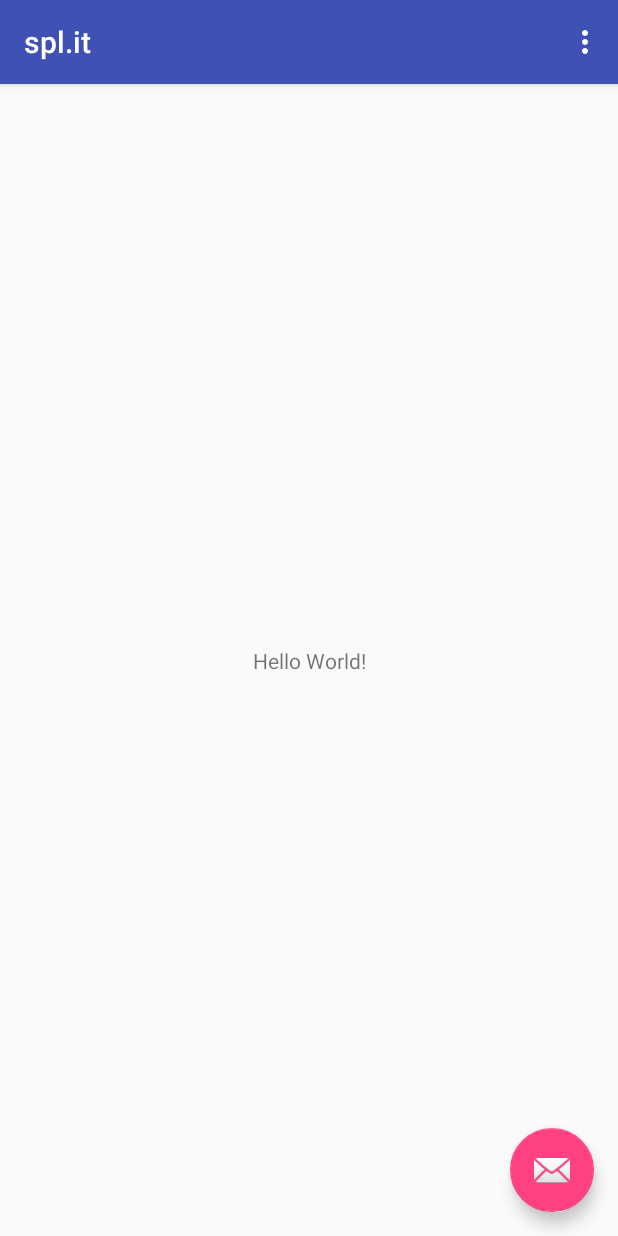
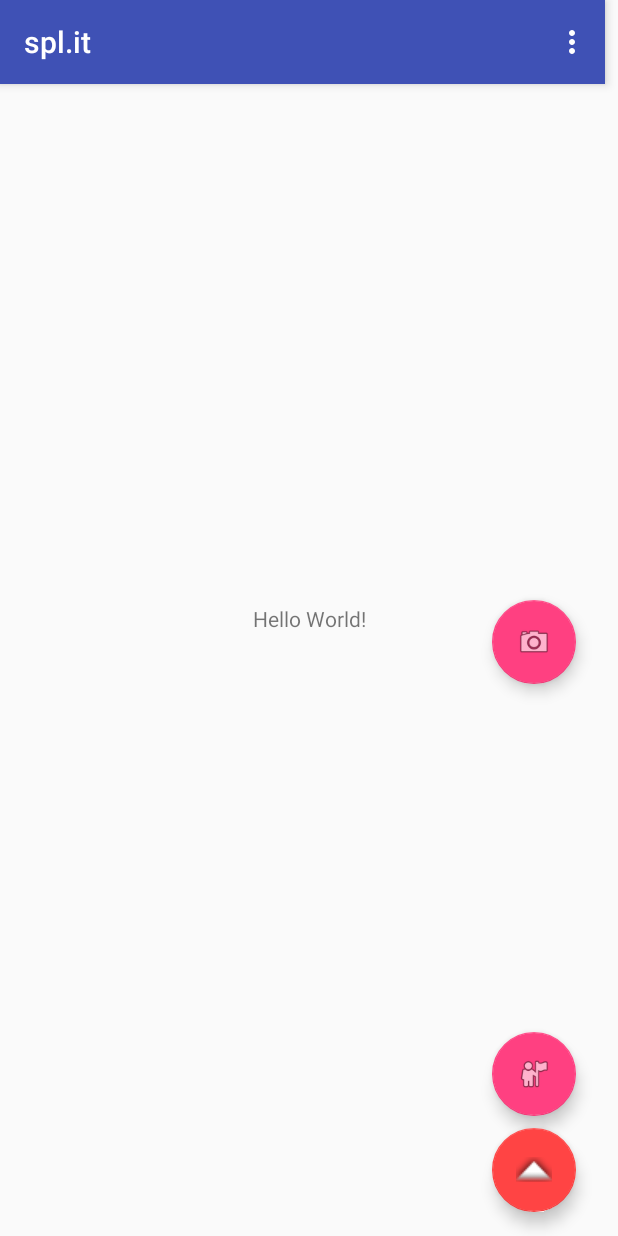
Before and after one commit to rayzhv/spl.it, an Android app: the screen it shows after launch (MainActivity), on a phone screen of 412 x 824 dp. Run offline under Robolectric (Android 15) with nearby library versions, the light colour scheme and no system bars.

Commit message:
3 ugly buttons
incorrectly iconed buttons oops but at least there's 3! the bottom one takes u to newtxn screen

```diff
--- a/app/src/main/java/edu/gatech/split/MainActivity.java
+++ b/app/src/main/java/edu/gatech/split/MainActivity.java
@@ -26,6 +26,13 @@ public class MainActivity extends AppCompatActivity {
                 startActivity(new Intent(MainActivity.this, newTxn.class));
             }
         });
+        FloatingActionButton fab2 = (FloatingActionButton) findViewById(R.id.fab2);
+        fab2.setOnClickListener(new View.OnClickListener(){
+            @Override
+            public void onClick(View v){
+                startActivityForResult(new Intent(Intent.ACTION_PICK, android.provider.MediaStore.Images.Media.INTERNAL_CONTENT_URI), GET_FROM_GALLERY);
+            }
+        });
 
     }
 
--- a/app/src/main/res/layout/activity_main.xml
+++ b/app/src/main/res/layout/activity_main.xml
@@ -1,33 +1,85 @@
 <?xml version="1.0" encoding="utf-8"?>
-<android.support.design.widget.CoordinatorLayout xmlns:android="http://schemas.android.com/apk/res/android"
+<android.support.constraint.ConstraintLayout xmlns:android="http://schemas.android.com/apk/res/android"
     xmlns:app="http://schemas.android.com/apk/res-auto"
     xmlns:tools="http://schemas.android.com/tools"
+    android:id="@+id/coordinatorLayout"
     android:layout_width="match_parent"
     android:layout_height="match_parent"
     tools:context=".MainActivity">
 
     <android.support.design.widget.AppBarLayout
-        android:layout_width="match_parent"
+        android:id="@+id/appBarLayout"
+        android:layout_width="wrap_content"
         android:layout_height="wrap_content"
         android:theme="@style/AppTheme.AppBarOverlay">
 
         <android.support.v7.widget.Toolbar
             android:id="@+id/toolbar"
-            android:layout_width="match_parent"
-            android:layout_height="?attr/actionBarSize"
+            android:layout_width="403dp"
+            android:layout_height="match_parent"
             android:background="?attr/colorPrimary"
-            app:popupTheme="@style/AppTheme.PopupOverlay" />
+            app:popupTheme="@style/AppTheme.PopupOverlay"
+            tools:title="spl.it" />
 
     </android.support.design.widget.AppBarLayout>
 
-    <include layout="@layout/content_main" />
+    <include
+        android:id="@+id/include"
+        layout="@layout/content_main"
+        android:layout_width="wrap_content"
+        android:layout_height="wrap_content"
+        android:layout_marginBottom="8dp"
+        android:layout_marginEnd="8dp"
+        android:layout_marginStart="8dp"
+        android:layout_marginTop="8dp"
+        app:layout_constraintBottom_toBottomOf="parent"
+        app:layout_constraintEnd_toEndOf="parent"
+        app:layout_constraintStart_toStartOf="parent"
+        app:layout_constraintTop_toTopOf="parent" />
 
     <android.support.design.widget.FloatingActionButton
         android:id="@+id/fab"
         android:layout_width="wrap_content"
         android:layout_height="wrap_content"
-        android:layout_gravity="bottom|end"
-        android:layout_margin="@dimen/fab_margin"
-        app:srcCompat="@android:drawable/ic_dialog_email" />
+        android:layout_marginBottom="16dp"
+        android:layout_marginEnd="8dp"
+        android:layout_marginStart="8dp"
+        app:backgroundTint="@android:color/holo_red_light"
+        app:layout_constraintBottom_toBottomOf="parent"
+        app:layout_constraintEnd_toEndOf="parent"
+        app:layout_constraintHorizontal_bias="0.942"
+        app:layout_constraintStart_toStartOf="parent"
+        app:srcCompat="@android:drawable/arrow_up_float" />
 
-</android.support.design.widget.CoordinatorLayout>
+    <android.support.design.widget.FloatingActionButton
+        android:id="@+id/fab2"
+        android:layout_width="wrap_content"
+        android:layout_height="wrap_content"
+        android:layout_marginEnd="8dp"
+        android:layout_marginStart="8dp"
+        android:layout_marginTop="400dp"
+        android:clickable="true"
+        app:layout_constraintEnd_toEndOf="parent"
+        app:layout_constraintHorizontal_bias="0.942"
+        app:layout_constraintStart_toStartOf="parent"
+        app:layout_constraintTop_toTopOf="parent"
+        app:srcCompat="@android:drawable/ic_menu_camera" />
+
+    <android.support.design.widget.FloatingActionButton
+        android:id="@+id/fab3"
+        android:layout_width="wrap_content"
+        android:layout_height="wrap_content"
+        android:layout_marginBottom="8dp"
+        android:layout_marginEnd="8dp"
+        android:layout_marginStart="8dp"
+        android:layout_marginTop="8dp"
+        android:clickable="true"
+        app:layout_constraintBottom_toTopOf="@+id/fab"
+        app:layout_constraintEnd_toEndOf="parent"
+        app:layout_constraintHorizontal_bias="0.942"
+        app:layout_constraintStart_toStartOf="parent"
+        app:layout_constraintTop_toBottomOf="@+id/floatingActionButton2"
+        app:layout_constraintVertical_bias="0.526"
+        app:srcCompat="@android:drawable/ic_menu_myplaces" />
+
+</android.support.constraint.ConstraintLayout>
```
